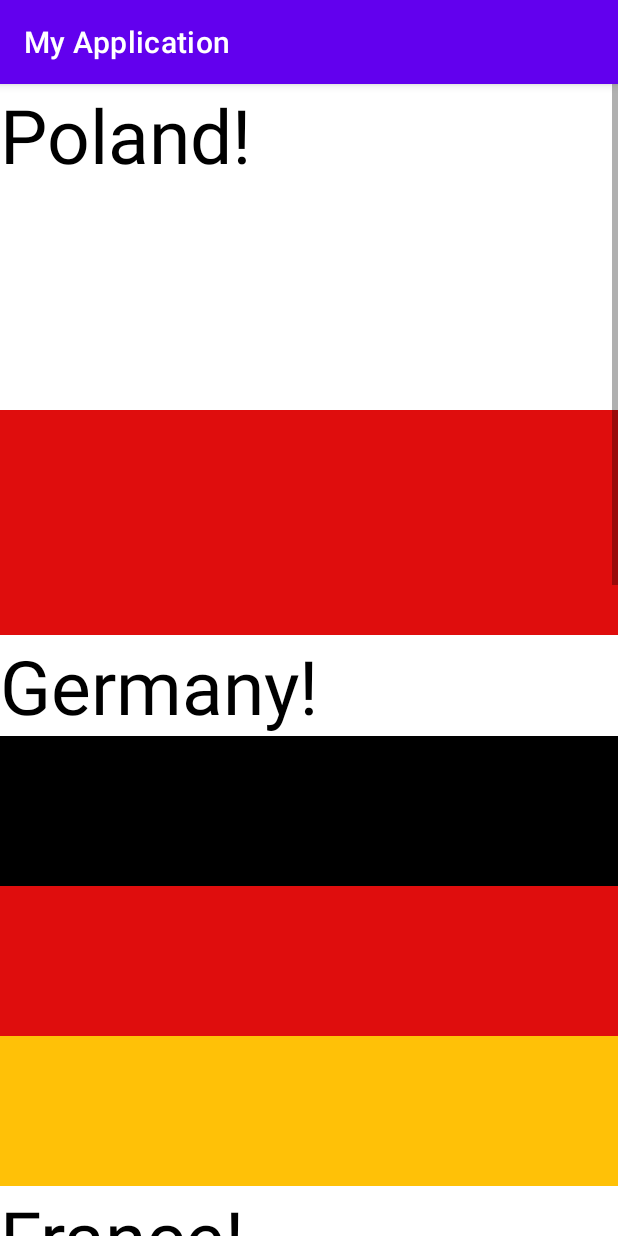
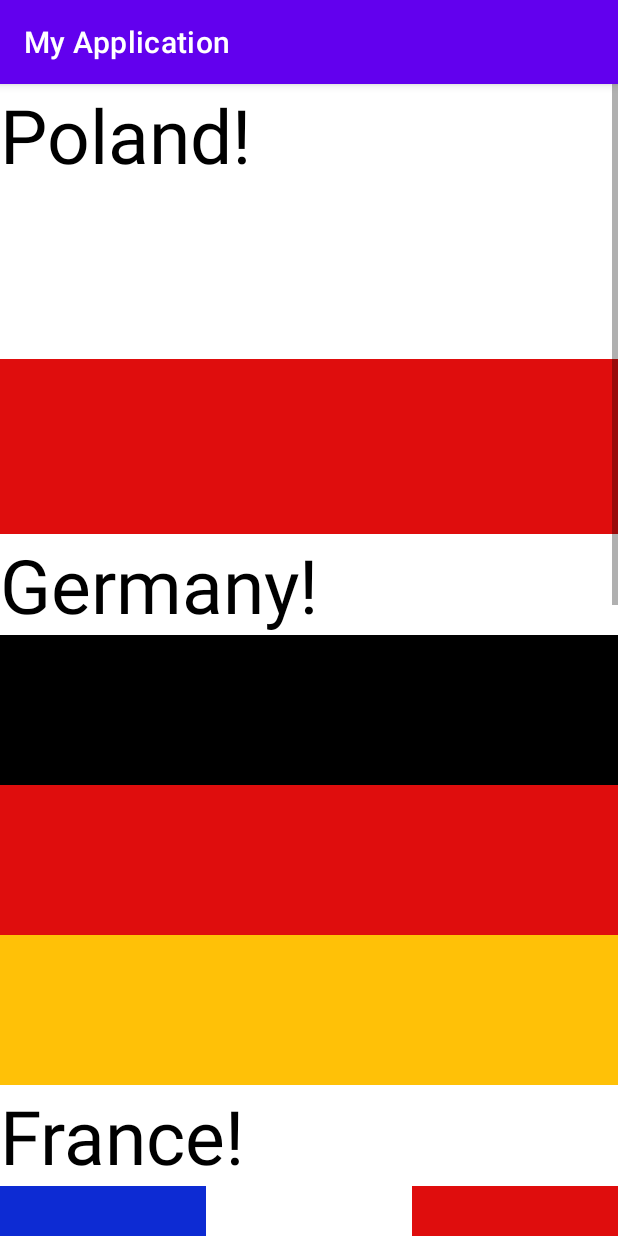
Before and after one commit to SolovyovKirill/Homeword, an Android app: the Homework6Activity screen opened directly, with no data from a screen before it, on a phone screen of 412 x 824 dp. Run offline under Robolectric (Android 15) with nearby library versions, the phone set to English and light mode, and no system bars.

Commit message:
homework 6 исправлено

```diff
--- a/app/src/main/res/layout/activity_homework6.xml
+++ b/app/src/main/res/layout/activity_homework6.xml
@@ -7,7 +7,10 @@
         android:layout_width="match_parent"
         android:layout_height="wrap_content"
         android:orientation="vertical">
-
+        <LinearLayout
+            android:layout_width="match_parent"
+            android:layout_height="300dp"
+            android:orientation="vertical">
         <TextView
             android:layout_width="match_parent"
             android:layout_height="wrap_content"
@@ -17,41 +20,44 @@
 
         <View
             android:layout_width="match_parent"
-            android:layout_height="150dp"
+            android:layout_height="0dp"
             android:layout_weight="1"
             android:background="@color/white" />
 
         <View
             android:layout_width="match_parent"
-            android:layout_height="150dp"
+            android:layout_height="0dp"
             android:layout_weight="1"
             android:background="@color/red" />
-
+        </LinearLayout>
         <TextView
             android:layout_width="match_parent"
             android:layout_height="wrap_content"
             android:text="@string/germany"
             android:textColor="@color/black"
             android:textSize="50sp" />
-
+    <LinearLayout
+        android:layout_width="match_parent"
+        android:layout_height="300dp"
+        android:orientation="vertical">
         <View
             android:layout_width="match_parent"
-            android:layout_height="100dp"
+            android:layout_height="0dp"
             android:layout_weight="1"
             android:background="@color/black" />
 
         <View
             android:layout_width="match_parent"
-            android:layout_height="100dp"
+            android:layout_height="0dp"
             android:layout_weight="1"
             android:background="@color/red" />
 
         <View
             android:layout_width="match_parent"
-            android:layout_height="100dp"
+            android:layout_height="0dp"
             android:layout_weight="1"
             android:background="@color/gold" />
-
+        </LinearLayout>
         <TextView
             android:layout_width="match_parent"
             android:layout_height="wrap_content"
@@ -88,25 +94,28 @@
             android:text="@string/latvia"
             android:textColor="@color/black"
             android:textSize="50sp" />
-
+        <LinearLayout
+            android:layout_width="match_parent"
+            android:layout_height="300dp"
+            android:orientation="vertical">
         <View
             android:layout_width="match_parent"
-            android:layout_height="120dp"
-            android:layout_weight="1"
+            android:layout_height="0dp"
+            android:layout_weight="2"
             android:background="@color/vinous" />
 
         <View
             android:layout_width="match_parent"
-            android:layout_height="60dp"
-            android:layout_weight="2"
+            android:layout_height="0dp"
+            android:layout_weight="1"
             android:background="@color/white" />
 
         <View
             android:layout_width="match_parent"
-            android:layout_height="120dp"
-            android:layout_weight="1"
+            android:layout_height="0dp"
+            android:layout_weight="2"
             android:background="@color/vinous" />
-
+        </LinearLayout>
         <TextView
             android:layout_width="match_parent"
             android:layout_height="wrap_content"
```
